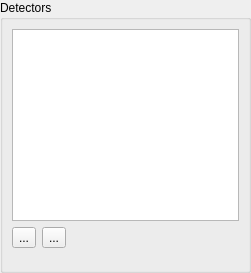
metasim/ews, file src/EWS/app/widget/DetectorEditor.ui: the form before one commit.
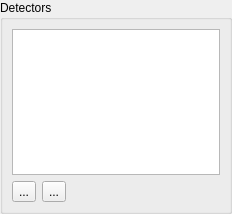
The form after the commit. Icons and pictures are not drawn.

What changed in the file:
```diff
--- a/src/EWS/app/widget/DetectorEditor.ui
+++ b/src/EWS/app/widget/DetectorEditor.ui
@@ -7,16 +7,10 @@
    <rect>
     <x>0</x>
     <y>0</y>
-    <width>251</width>
-    <height>273</height>
+    <width>232</width>
+    <height>214</height>
    </rect>
   </property>
-  <property name="minimumSize">
-   <size>
-    <width>10</width>
-    <height>10</height>
-   </size>
-  </property>
   <property name="windowTitle">
    <string>Form</string>
   </property>
@@ -32,12 +26,6 @@
      <layout class="QVBoxLayout" name="verticalLayout_6">
       <item>
        <widget class="QTableView" name="samplerTable">
-        <property name="sizePolicy">
-         <sizepolicy hsizetype="Expanding" vsizetype="Preferred">
-          <horstretch>0</horstretch>
-          <verstretch>0</verstretch>
-         </sizepolicy>
-        </property>
         <property name="baseSize">
          <size>
           <width>0</width>
@@ -144,7 +132,7 @@
            </property>
            <property name="sizeHint" stdset="0">
             <size>
-             <width>40</width>
+             <width>0</width>
              <height>20</height>
             </size>
            </property>
@@ -153,19 +141,6 @@
         </layout>
        </widget>
       </item>
-      <item>
-       <spacer name="verticalSpacer">
-        <property name="orientation">
-         <enum>Qt::Vertical</enum>
-        </property>
-        <property name="sizeHint" stdset="0">
-         <size>
-          <width>2</width>
-          <height>2</height>
-         </size>
-        </property>
-       </spacer>
-      </item>
      </layout>
     </widget>
    </item>
```
Left out of the diff: 12 changed lines with no effect on the pictures.
